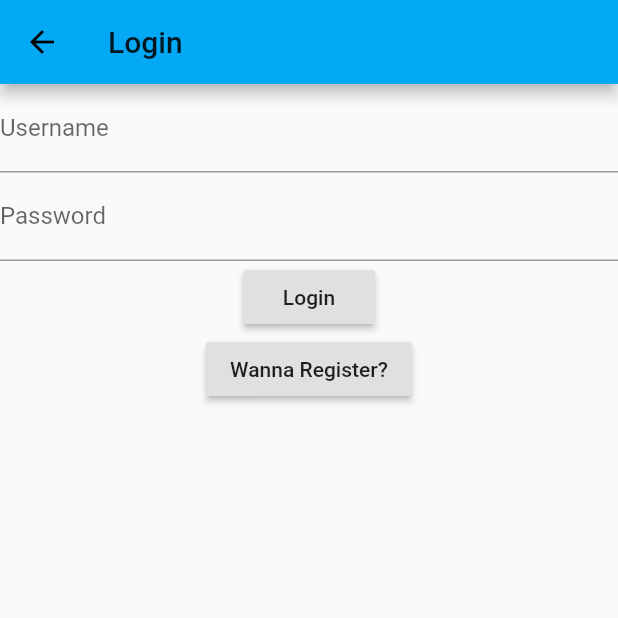
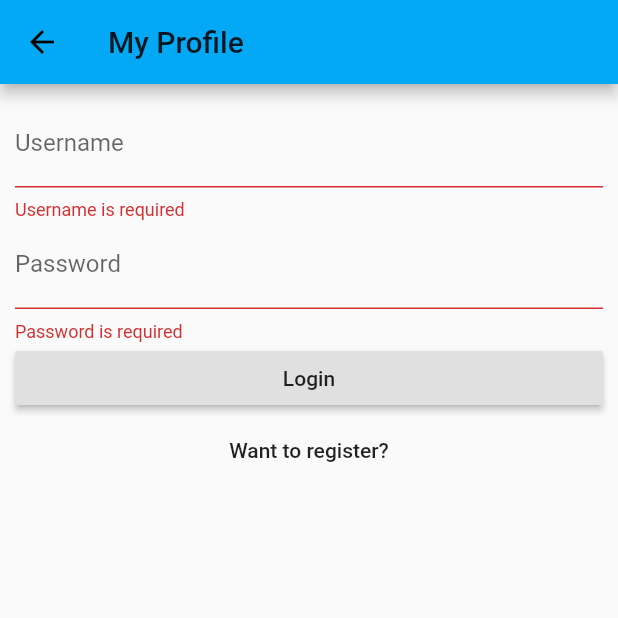
Before and after one commit to tjysdsg/hippo, a Flutter app: the Profile screen opened directly, after a tap on "Login", on a phone screen of 412 x 824 dp, the top half of it. Run offline on Flutter 3.47's test engine with Material 2 defaults, Android fonts, the phone set to English and light mode, and no system bars; our stand-ins replace get, permission_handler; missing offline and left inert: flutter_sound_lite; network calls fail.

Commit message:
Update profile page login/register code

```diff
--- a/lib/gop.dart
+++ b/lib/gop.dart
@@ -2,7 +2,9 @@ import 'dart:convert';
 import 'dart:io';
 import 'package:flutter/material.dart';
 import 'package:flutter_sound_lite/flutter_sound.dart';
+import 'package:get/get.dart';
 import 'package:hippo/constants.dart';
+import 'package:hippo/main.dart';
 import 'package:hippo/utils.dart';
 import 'package:permission_handler/permission_handler.dart';
 import 'package:path_provider/path_provider.dart';
@@ -54,6 +56,7 @@ class Gop extends StatefulWidget {
 }
 
 class _GopState extends State<Gop> {
+  final GlobalStateController _gsc = Get.find();
   FlutterSoundRecorder _recorder = FlutterSoundRecorder();
   String _wavPath;
   bool _isRecording = false;
--- a/lib/index.dart
+++ b/lib/index.dart
@@ -1,5 +1,6 @@
 import 'dart:convert';
 import 'package:hippo/gop.dart';
+import 'package:hippo/main.dart';
 import 'package:hippo/utils.dart';
 import 'package:http/http.dart' as http;
 import 'package:hippo/constants.dart' as constants;
@@ -71,15 +72,17 @@ Future<List<Lesson>> getPracticeData() async {
     List lessons = json.decode(res.body)['lessons'];
     ret = lessons.map((e) => Lesson.fromJson(e)).toList();
   } else {
+    // TODO: show error to users
     throw Exception("Failed to get a list of practices from server");
   }
   return ret;
 }
 
 class Index extends StatefulWidget {
-  Index({Key key, this.title}) : super(key: key);
+  Index({Key key, this.title, this.gsc}) : super(key: key);
 
   final String title;
+  final GlobalStateController gsc;
 
   @override
   _IndexState createState() => _IndexState();
--- a/lib/main.dart
+++ b/lib/main.dart
@@ -1,11 +1,22 @@
 import 'package:flutter/material.dart';
 import 'package:hippo/index.dart';
+import 'package:get/get.dart';
 
 void main() {
   runApp(App());
 }
 
+class GlobalStateController extends GetxController {
+  var loginToken = ''.obs;
+
+  setLoginToken(String token) {
+    loginToken = RxString(token);
+  }
+}
+
 class App extends StatelessWidget {
+  final GlobalStateController gsc = Get.put(GlobalStateController());
+
   @override
   Widget build(BuildContext context) {
     return MaterialApp(
@@ -15,7 +26,10 @@ class App extends StatelessWidget {
         visualDensity: VisualDensity.adaptivePlatformDensity,
         accentColor: Colors.redAccent,
       ),
-      home: Index(title: 'Practices'),
+      home: Index(
+        title: 'Practices',
+        gsc: gsc,
+      ),
     );
   }
 }
--- a/lib/profile.dart
+++ b/lib/profile.dart
@@ -1,16 +1,42 @@
 import 'package:flutter/material.dart';
-import 'package:hippo/utils.dart';
+import 'package:get/get.dart';
+import 'package:hippo/main.dart';
+import 'package:http/http.dart' as http;
+import 'dart:convert';
+import 'package:hippo/constants.dart' as constants;
 
-String login(String username, String password) {
+Future<String> login(String username, String password) async {
   String token;
+  http.Response res = await http.post(
+      'http://${constants.ServerInfo.serverUrl}:${constants.ServerInfo.serverPort}/login',
+      headers: {
+        'Content-Type': 'application/json; charset=UTF-8',
+      },
+      body: jsonEncode({'username': username, 'password': password}));
+  if (res.statusCode == 200) {
+    token = json.decode(res.body)['token'];
+  } else {
+    throw Exception("Failed to login");
+  }
   return token;
 }
 
-class UserInfo {
-  String username;
+Future<String> register(
+    String username, String password, String realName) async {
   String token;
-
-  UserInfo({this.username, this.token});
+  http.Response res = await http.post(
+      'http://${constants.ServerInfo.serverUrl}:${constants.ServerInfo.serverPort}/register',
+      headers: {
+        'Content-Type': 'application/json; charset=UTF-8',
+      },
+      body: jsonEncode(
+          {'username': username, 'password': password, 'real_name': realName}));
+  if (res.statusCode == 200) {
+    token = json.decode(res.body)['token'];
+  } else {
+    throw Exception("Failed to register");
+  }
+  return token;
 }
 
 class Profile extends StatefulWidget {
@@ -23,85 +49,141 @@ class Profile extends StatefulWidget {
 enum LoginType { login, register }
 
 class UserForm extends StatefulWidget {
-  LoginType loginType;
-
-  UserForm({this.loginType});
-
   @override
   _UserFormState createState() => _UserFormState();
 }
 
 class _UserFormState extends State<UserForm> {
+  final GlobalStateController _gsc = Get.find();
   final _formKey = GlobalKey<FormState>();
+  String _username = '';
+  String _password = '';
+  String _realName = '';
+  LoginType _loginType = LoginType.login;
 
   @override
   Widget build(BuildContext context) {
+    // TODO: validate username, password and realName
     List<Widget> inputFields = [
+      /// username
       TextFormField(
         decoration: InputDecoration(labelText: 'Username'),
         keyboardType: TextInputType.name,
+        onChanged: (String value) {
+          setState(() {
+            _username = value;
+          });
+        },
+        validator: (String value) {
+          if (value.isEmpty) return 'Username is required';
+          return null;
+        },
       ),
+
+      /// password
       TextFormField(
         decoration: InputDecoration(labelText: 'Password'),
         keyboardType: TextInputType.visiblePassword,
+        onChanged: (String value) {
+          setState(() {
+            _password = value;
+          });
+        },
+        validator: (String value) {
+          if (value.isEmpty) return 'Password is required';
+          return null;
+        },
       ),
     ];
-    if (widget.loginType == LoginType.register) {
+
+    /// real name
+    if (_loginType == LoginType.register) {
       inputFields.add(TextFormField(
         decoration: InputDecoration(labelText: 'Real Name'),
         keyboardType: TextInputType.name,
+        onChanged: (String value) {
+          setState(() {
+            _realName = value;
+          });
+        },
+        validator: (String value) {
+          if (value.isEmpty) return 'Real name is required';
+          return null;
+        },
       ));
     }
+    var submitBtn = RaisedButton(
+      onPressed: () async {
+        // validate input
+        if (!_formKey.currentState.validate()) return;
+
+        /// get token from server
+        String token;
+        try {
+          if (_loginType == LoginType.login) {
+            token = await login(_username, _password);
+          } else {
+            token = await register(_username, _password, _realName);
+          }
+        } catch (e) {
+          // TODO: show error
+          print('Cannot login: $e');
+          return;
+        }
+        if (token == '') {
+          // TODO: show error
+          print('Cannot login');
+          return;
+        }
+        _gsc.setLoginToken(token);
+        debugPrint('Login/register success, token: $token');
+      },
+      child: Text(_loginType == LoginType.login ? 'Login' : 'Register'),
+    );
     return Form(
         key: _formKey,
         child: Column(
             children: inputFields +
                 [
-                  RaisedButton(
+                  /// login/register button
+                  FractionallySizedBox(
+                    widthFactor: 1.0,
+                    child: submitBtn,
+                  ),
+
+                  /// switch between register/login
+                  FractionallySizedBox(
+                      widthFactor: 1.0,
+                      child: MaterialButton(
                         onPressed: () {
-                      // TODO: get token from server
-                    },
-                    child: Text(widget.loginType == LoginType.login
-                        ? 'Login'
-                        : 'Register'),
-                  ), // submit button
-                  RaisedButton(
-                    onPressed: () {
-                      if (widget.loginType == LoginType.login) {
+                          if (_loginType == LoginType.login) {
                             setState(() {
-                          widget.loginType = LoginType.register;
+                              _loginType = LoginType.register;
                             });
                           } else {
                             setState(() {
-                          widget.loginType = LoginType.login;
+                              _loginType = LoginType.login;
                             });
                           }
                         },
-                    child: Text(widget.loginType == LoginType.login
-                        ? 'Wanna Register?'
-                        : 'Wanna Login?'),
-                  ) // switch register/login button
+                        child: Text(_loginType == LoginType.login
+                            ? 'Want to register?'
+                            : 'Want to login?'),
+                      )) // switch register/login button
                 ]));
   }
 }
 
 class _ProfileState extends State<Profile> {
-  UserInfo _userInfo;
-  bool _loggedIn = false;
-  LoginType _loginType = LoginType.login;
-  String _username = '';
-  String _password = '';
-  String _realName = '';
-
   @override
   Widget build(BuildContext context) {
     return Scaffold(
-      appBar: AppBar(
-          title: Text(_loggedIn == true
-              ? 'My Profile'
-              : (_loginType == LoginType.login ? 'Login' : 'Register'))),
-      body: Column(
-        children: [UserForm(loginType: LoginType.login)],
+      appBar: AppBar(title: Text('My Profile')),
+      body: Padding(
+        padding: const EdgeInsets.all(10.0),
+        child: Column(
+          children: [UserForm()],
+        ),
       ),
     );
   }
--- a/pubspec.yaml
+++ b/pubspec.yaml
@@ -29,6 +29,7 @@ dependencies:
   path_provider: ^1.6.14
   permission_handler: ^5.0.1+1
   socket_io_client: ^0.9.11
+  get: ^3.8.0
 
 dev_dependencies:
   flutter_test:
```
Also changed, not shown: pubspec.lock, 1 other file. Lines whose indentation alone changed are shown as unchanged.
